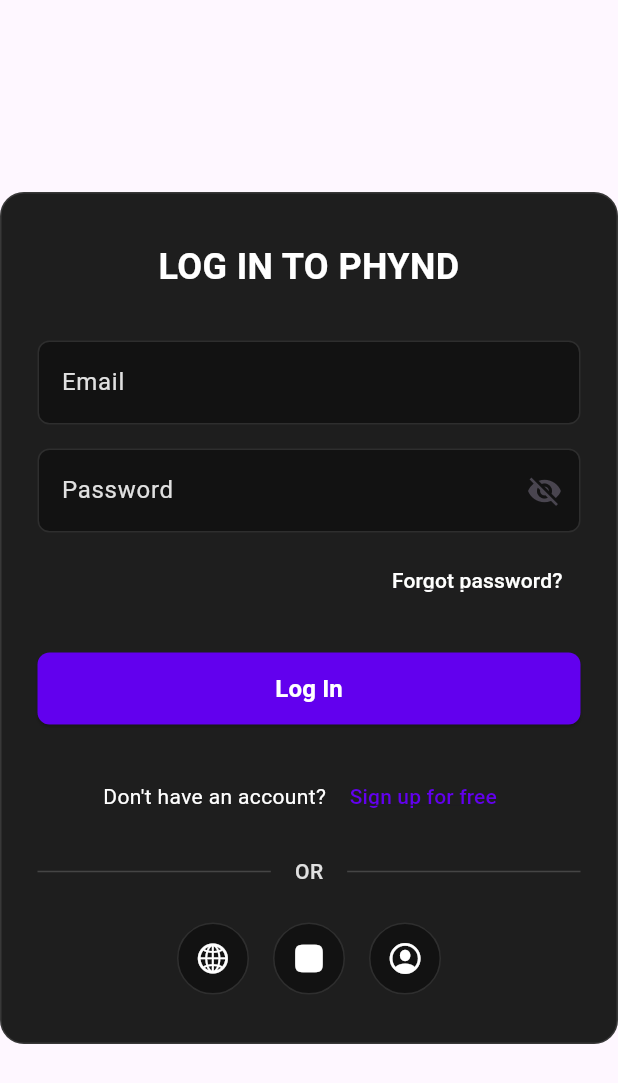
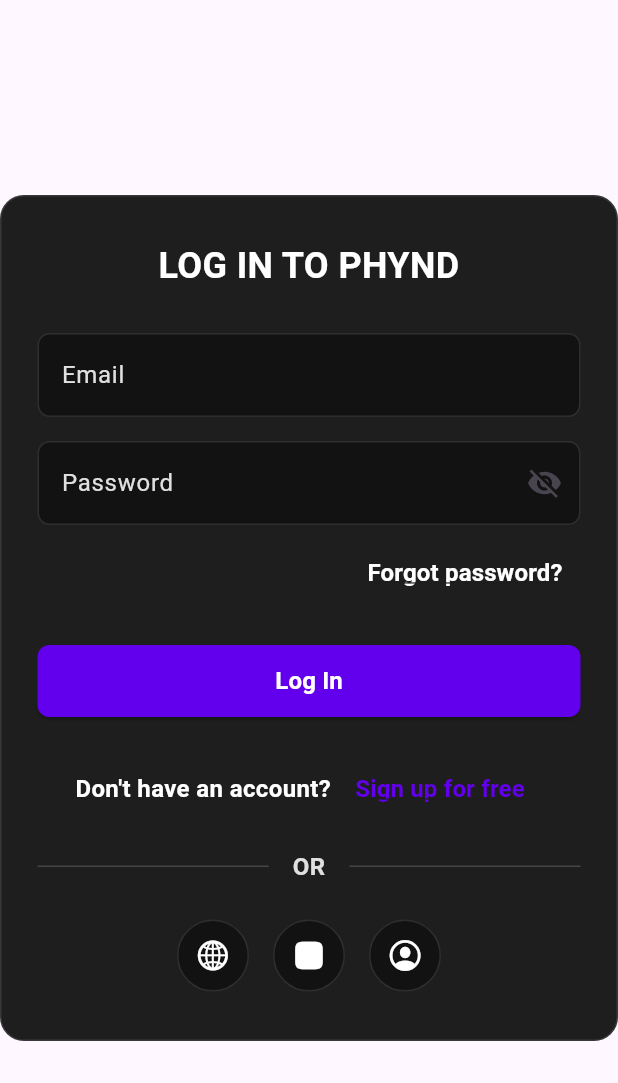
Before and after one commit to sunnysingharapidinno/flutter-phynd-app, a Flutter app: the LoginForm widget shown alone on an empty page, opened directly with empty values, on a phone screen of 412 x 824 dp. Shown: the top 1083 px of the screen. Run offline on Flutter 3.47's test engine with Material 3 defaults, Android fonts, the phone set to English and light mode, and no system bars; our stand-ins replace equatable, flutter_bloc, flutter_dotenv, form_validator, shared_preferences, video_player; accounts and stored records are empty; network calls fail.

Commit message:
fix login form

```diff
--- a/lib/presentation/styles/app_typography.dart
+++ b/lib/presentation/styles/app_typography.dart
@@ -6,8 +6,6 @@ class AppTypography {
     String text, {
     Color? color,
     FontWeight? fontWeight,
-    double? opacity,
-    String? maxWidth,
     TextAlign? textAlign,
     TextOverflow? overflow,
     String? decoration,
@@ -44,8 +42,6 @@ class AppTypography {
     String text, {
     Color? color,
     FontWeight? fontWeight,
-    double? opacity,
-    String? maxWidth,
     TextAlign? textAlign,
     TextOverflow? overflow,
     String? decoration,
@@ -82,8 +78,6 @@ class AppTypography {
     String text, {
     Color? color,
     FontWeight? fontWeight,
-    double? opacity,
-    String? maxWidth,
     TextAlign? textAlign,
     TextOverflow? overflow,
     String? decoration,
@@ -120,14 +114,21 @@ class AppTypography {
     String text, {
     Color? color,
     FontWeight? fontWeight,
-    double? opacity,
-    String? maxWidth,
     TextAlign? textAlign,
     TextOverflow? overflow,
     String? decoration,
     TextStyle? style,
     int? maxLines,
+    BuildContext? context,
   }) {
+    Color textColor;
+    if (context != null) {
+      final appTheme = Theme.of(context).extension<AppTheme>()!;
+      textColor = color ?? appTheme.get('text');
+    } else {
+      textColor = color ?? Colors.black;
+    }
+
     return Text(
       text,
       style: const TextStyle(
@@ -135,7 +136,7 @@ class AppTypography {
         height: 36 / 32,
         fontWeight: FontWeight.w600,
       ).merge(style).copyWith(
-            color: color,
+            color: textColor,
             fontWeight: fontWeight,
             decoration: _getTextDecoration(decoration),
           ),
@@ -149,14 +150,21 @@ class AppTypography {
     String text, {
     Color? color,
     FontWeight? fontWeight,
-    double? opacity,
-    String? maxWidth,
     TextAlign? textAlign,
     TextOverflow? overflow,
     String? decoration,
     TextStyle? style,
     int? maxLines,
+    BuildContext? context,
   }) {
+    Color textColor;
+    if (context != null) {
+      final appTheme = Theme.of(context).extension<AppTheme>()!;
+      textColor = color ?? appTheme.get('text');
+    } else {
+      textColor = color ?? Colors.black;
+    }
+
     return Text(
       text,
       style: const TextStyle(
@@ -164,7 +172,7 @@ class AppTypography {
         height: 27 / 24,
         fontWeight: FontWeight.w600,
       ).merge(style).copyWith(
-            color: color,
+            color: textColor,
             fontWeight: fontWeight,
             decoration: _getTextDecoration(decoration),
           ),
@@ -178,14 +186,21 @@ class AppTypography {
     String text, {
     Color? color,
     FontWeight? fontWeight,
-    double? opacity,
-    String? maxWidth,
     TextAlign? textAlign,
     TextOverflow? overflow,
     String? decoration,
     TextStyle? style,
     int? maxLines,
+    BuildContext? context,
   }) {
+    Color textColor;
+    if (context != null) {
+      final appTheme = Theme.of(context).extension<AppTheme>()!;
+      textColor = color ?? appTheme.get('text');
+    } else {
+      textColor = color ?? Colors.black;
+    }
+
     return Text(
       text,
       style: const TextStyle(
@@ -193,7 +208,7 @@ class AppTypography {
         height: 28 / 32,
         fontWeight: FontWeight.normal,
       ).merge(style).copyWith(
-            color: color,
+            color: textColor,
             fontWeight: fontWeight,
             decoration: _getTextDecoration(decoration),
           ),
@@ -207,14 +222,21 @@ class AppTypography {
     String text, {
     Color? color,
     FontWeight? fontWeight,
-    double? opacity,
-    String? maxWidth,
     TextAlign? textAlign,
     TextOverflow? overflow,
     String? decoration,
     TextStyle? style,
     int? maxLines,
+    BuildContext? context,
   }) {
+    Color textColor;
+    if (context != null) {
+      final appTheme = Theme.of(context).extension<AppTheme>()!;
+      textColor = color ?? appTheme.get('text');
+    } else {
+      textColor = color ?? Colors.black;
+    }
+
     return Text(
       text,
       style: const TextStyle(
@@ -222,7 +244,7 @@ class AppTypography {
         height: 1,
         fontWeight: FontWeight.normal,
       ).merge(style).copyWith(
-            color: color,
+            color: textColor,
             fontWeight: fontWeight,
             decoration: _getTextDecoration(decoration),
           ),
@@ -236,14 +258,21 @@ class AppTypography {
     String text, {
     Color? color,
     FontWeight? fontWeight,
-    double? opacity,
-    String? maxWidth,
     TextAlign? textAlign,
     TextOverflow? overflow,
     String? decoration,
     TextStyle? style,
     int? maxLines,
+    BuildContext? context,
   }) {
+    Color textColor;
+    if (context != null) {
+      final appTheme = Theme.of(context).extension<AppTheme>()!;
+      textColor = color ?? appTheme.get('text');
+    } else {
+      textColor = color ?? Colors.black;
+    }
+
     return Text(
       text,
       style: const TextStyle(
@@ -251,7 +280,7 @@ class AppTypography {
         height: 28 / 20,
         fontWeight: FontWeight.bold,
       ).merge(style).copyWith(
-            color: color,
+            color: textColor,
             fontWeight: fontWeight,
             decoration: _getTextDecoration(decoration),
           ),
@@ -265,21 +294,28 @@ class AppTypography {
     String text, {
     Color? color,
     FontWeight? fontWeight,
-    double? opacity,
-    String? maxWidth,
     TextAlign? textAlign,
     TextOverflow? overflow,
     String? decoration,
     TextStyle? style,
     int? maxLines,
+    BuildContext? context,
   }) {
+    Color textColor;
+    if (context != null) {
+      final appTheme = Theme.of(context).extension<AppTheme>()!;
+      textColor = color ?? appTheme.get('text');
+    } else {
+      textColor = color ?? Colors.black;
+    }
+
     return Text(
       text,
       style: const TextStyle(
         fontSize: 18,
         fontWeight: FontWeight.bold,
       ).merge(style).copyWith(
-            color: color,
+            color: textColor,
             fontWeight: fontWeight,
             decoration: _getTextDecoration(decoration),
           ),
@@ -293,8 +329,6 @@ class AppTypography {
     String text, {
     Color? color,
     FontWeight? fontWeight,
-    double? opacity,
-    String? maxWidth,
     TextAlign? textAlign,
     TextOverflow? overflow,
     String? decoration,
@@ -331,14 +365,21 @@ class AppTypography {
     String text, {
     Color? color,
     FontWeight? fontWeight,
-    double? opacity,
-    String? maxWidth,
     TextAlign? textAlign,
     TextOverflow? overflow,
     String? decoration,
     TextStyle? style,
     int? maxLines,
+    BuildContext? context,
   }) {
+    Color textColor;
+    if (context != null) {
+      final appTheme = Theme.of(context).extension<AppTheme>()!;
+      textColor = color ?? appTheme.get('text');
+    } else {
+      textColor = color ?? Colors.black;
+    }
+
     return Text(
       text,
       style: const TextStyle(
@@ -346,7 +387,7 @@ class AppTypography {
         height: 20 / 14,
         fontWeight: FontWeight.bold,
       ).merge(style).copyWith(
-            color: color,
+            color: textColor,
             fontWeight: fontWeight,
             decoration: _getTextDecoration(decoration),
           ),
@@ -360,14 +401,21 @@ class AppTypography {
     String text, {
     Color? color,
     FontWeight? fontWeight,
-    double? opacity,
-    String? maxWidth,
     TextAlign? textAlign,
     TextOverflow? overflow,
     String? decoration,
     TextStyle? style,
     int? maxLines,
+    BuildContext? context,
   }) {
+    Color textColor;
+    if (context != null) {
+      final appTheme = Theme.of(context).extension<AppTheme>()!;
+      textColor = color ?? appTheme.get('text');
+    } else {
+      textColor = color ?? Colors.black;
+    }
+
     return Text(
       text,
       style: const TextStyle(
@@ -375,7 +423,7 @@ class AppTypography {
         height: 17 / 12,
         fontWeight: FontWeight.bold,
       ).merge(style).copyWith(
-            color: color,
+            color: textColor,
             fontWeight: fontWeight,
             decoration: _getTextDecoration(decoration),
           ),
@@ -389,14 +437,21 @@ class AppTypography {
     String text, {
     Color? color,
     FontWeight? fontWeight,
-    double? opacity,
-    String? maxWidth,
     TextAlign? textAlign,
     TextOverflow? overflow,
     String? decoration,
     TextStyle? style,
     int? maxLines,
+    BuildContext? context,
   }) {
+    Color textColor;
+    if (context != null) {
+      final appTheme = Theme.of(context).extension<AppTheme>()!;
+      textColor = color ?? appTheme.get('text');
+    } else {
+      textColor = color ?? Colors.black;
+    }
+
     return Text(
       text,
       style: const TextStyle(
@@ -404,7 +459,7 @@ class AppTypography {
         height: 14 / 10,
         fontWeight: FontWeight.bold,
       ).merge(style).copyWith(
-            color: color,
+            color: textColor,
             fontWeight: fontWeight,
             decoration: _getTextDecoration(decoration),
           ),
--- a/lib/presentation/widgets/forms/login_form.dart
+++ b/lib/presentation/widgets/forms/login_form.dart
@@ -1,6 +1,7 @@
 import 'package:flutter/material.dart';
 import 'package:flutter/cupertino.dart';
 import 'package:form_validator/form_validator.dart';
+import 'package:phynd_app/presentation/styles/app_typography.dart';
 import 'package:phynd_app/presentation/widgets/input_fields/password_input_field.dart';
 import 'package:phynd_app/presentation/widgets/input_fields/text_input_field.dart';
 import 'package:phynd_app/presentation/widgets/buttons/primary_button.dart';
@@ -96,13 +97,9 @@ class _LoginFormState extends State<LoginForm> {
             mainAxisSize: MainAxisSize.min,
             crossAxisAlignment: CrossAxisAlignment.stretch,
             children: [
-              Text(
+              AppTypography.heading5(
                 'LOG IN TO PHYND',
-                style: TextStyle(
-                  color: theme.get('text'),
-                  fontSize: 24,
-                  fontWeight: FontWeight.bold,
-                ),
+                context: context,
                 textAlign: TextAlign.center,
               ),
               const SizedBox(height: 32),
@@ -173,12 +170,10 @@ class _LoginFormState extends State<LoginForm> {
                   onPressed: () {
                     // TODO: Implement forgot password
                   },
-                  child: Text(
+                  child: AppTypography.normalTextBold(
                     'Forgot password?',
-                    style: TextStyle(
-                      color: theme.get('text'),
-                      decoration: TextDecoration.underline,
-                    ),
+                    context: context,
+                    decoration: 'underline',
                   ),
                 ),
               ),
@@ -192,20 +187,19 @@ class _LoginFormState extends State<LoginForm> {
               Row(
                 mainAxisAlignment: MainAxisAlignment.center,
                 children: [
-                  Text(
+                  AppTypography.normalTextBold(
                     "Don't have an account? ",
-                    style: TextStyle(color: theme.get('text')),
+                    context: context,
                   ),
                   TextButton(
                     onPressed: () {
                       // TODO: Navigate to sign up
                     },
-                    child: Text(
+                    child: AppTypography.normalTextBold(
                       'Sign up for free',
-                      style: TextStyle(
-                        color: theme.get('primary'),
-                        decoration: TextDecoration.underline,
-                      ),
+                      context: context,
+                      color: theme.get('primary'),
+                      decoration: 'underline',
                     ),
                   ),
                 ],
@@ -222,12 +216,10 @@ class _LoginFormState extends State<LoginForm> {
                   ),
                   Padding(
                     padding: const EdgeInsets.symmetric(horizontal: 16),
-                    child: Text(
+                    child: AppTypography.normalTextBold(
                       'OR',
-                      style: TextStyle(
-                        color: theme.get('textSecondary'),
-                        fontWeight: FontWeight.w500,
-                      ),
+                      context: context,
+                      color: theme.get('textSecondary'),
                     ),
                   ),
                   Expanded(
```
